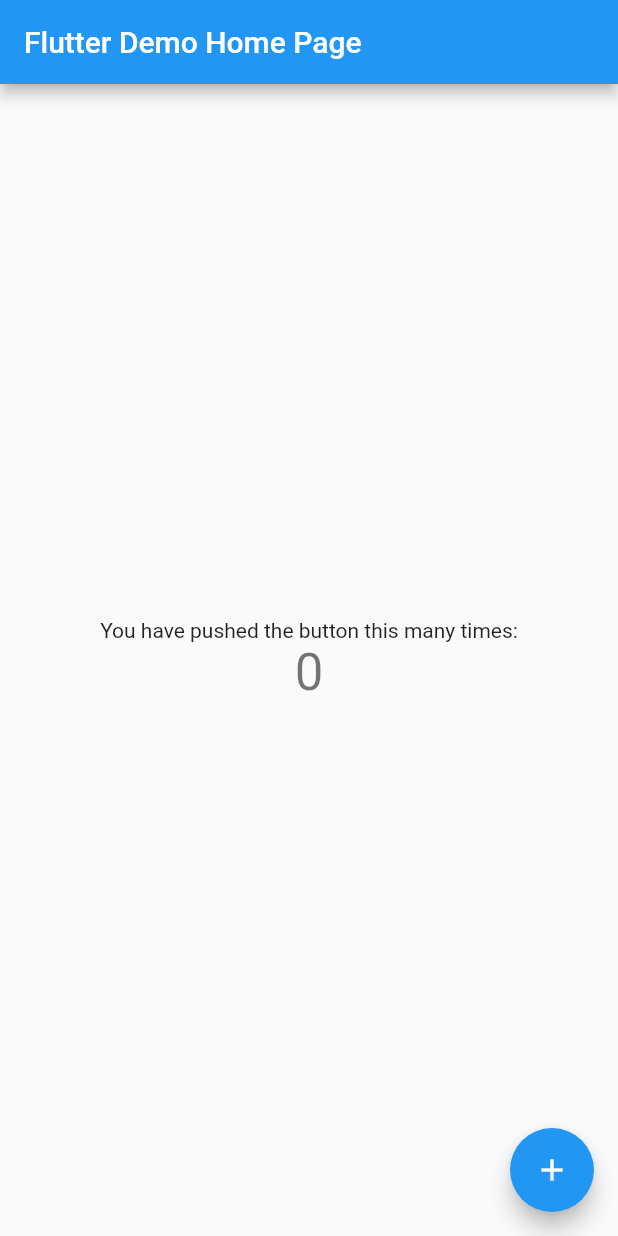
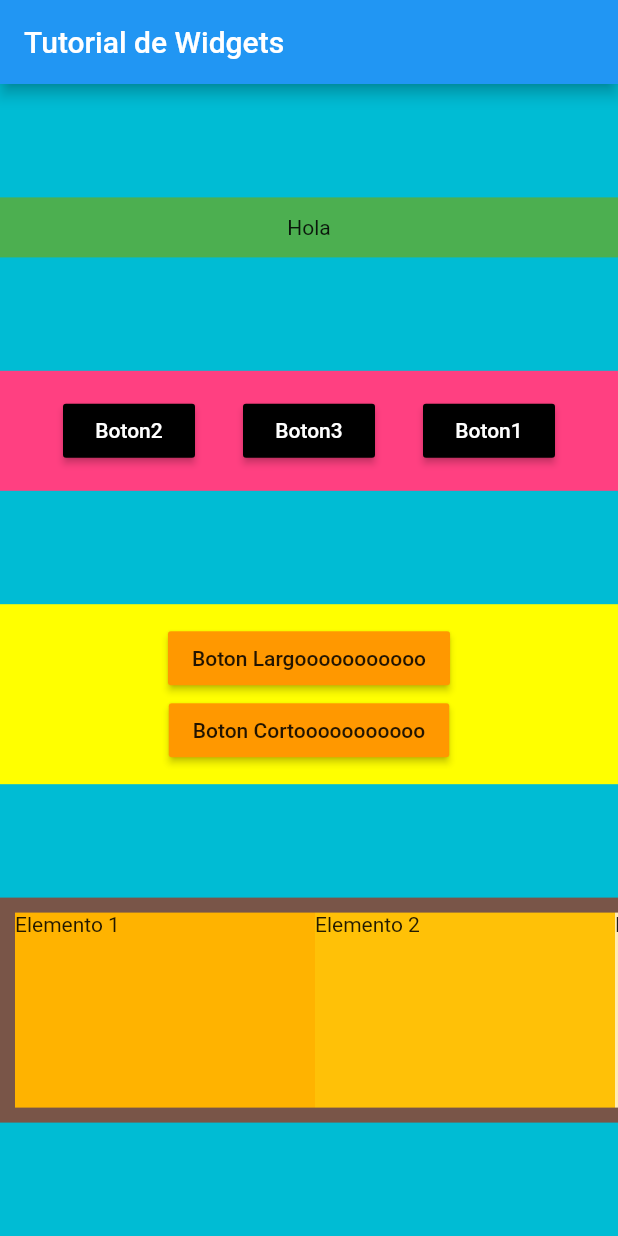
Before and after one commit to edgarpa12/widgets_basic, a Flutter app: the screen it shows after launch, on a phone screen of 412 x 824 dp. Run offline on Flutter 3.47's test engine with Material 2 defaults, Android fonts, the phone set to English and light mode, and no system bars.

Commit message:
First Widgets in StatelessWidget

```diff
--- /dev/null
+++ b/lib/Pages/HomePage/home_page.dart
@@ -0,0 +1,113 @@
+import 'package:flutter/material.dart';
+
+class HomePage extends StatelessWidget {
+  void presionar() {
+    print("Presione el boton");
+  }
+
+  @override
+  Widget build(BuildContext context) {
+    return Scaffold(
+      appBar: AppBar(
+        title: Text("Tutorial de Widgets"),
+      ),
+      body: Container(
+        height: double.infinity,
+        width: double.infinity,
+        color: Colors.cyan,
+        child: Column(
+          mainAxisAlignment: MainAxisAlignment.spaceEvenly,
+          children: <Widget>[
+            Container(
+              height: 40,
+              width: double.infinity,
+              alignment: Alignment.center,
+              color: Colors.green,
+              child: Text("Hola"),
+            ),
+            Container(
+              height: 80,
+              width: double.infinity,
+              color: Colors.pinkAccent,
+              padding: const EdgeInsets.all(10),
+              child: Row(
+                mainAxisAlignment: MainAxisAlignment.spaceEvenly,
+                children: <Widget>[
+                  RaisedButton(
+                    color: Colors.black,
+                    textColor: Colors.white,
+                    child: Text("Boton2"),
+                    onPressed: presionar,
+                  ),
+                  RaisedButton(
+                    color: Colors.black,
+                    textColor: Colors.white,
+                    child: Text("Boton3"),
+                    onPressed: presionar,
+                  ),
+                  RaisedButton(
+                    color: Colors.black,
+                    textColor: Colors.white,
+                    child: Text("Boton1"),
+                    onPressed: presionar,
+                  ),
+                ],
+              ),
+            ),
+            Container(
+              height: 120,
+              padding: EdgeInsets.all(10),
+              width: double.infinity,
+              color: Colors.yellowAccent,
+              child: Wrap(
+                alignment: WrapAlignment.center,
+                runAlignment: WrapAlignment.center,
+                spacing: 30,
+                children: <Widget>[
+                  RaisedButton(
+                    color: Colors.orange,
+                    child: Text("Boton Largooooooooooo"),
+                    onPressed: presionar,
+                  ),
+                  RaisedButton(
+                    color: Colors.orange,
+                    child: Text("Boton Cortooooooooooo"),
+                    onPressed: presionar,
+                  ),
+                ],
+              ),
+            ),
+            Container(
+              height: 150,
+              color: Colors.brown,
+              child: ListView(
+                padding: const EdgeInsets.all(10),
+                scrollDirection: Axis.horizontal,
+                children: <Widget>[
+                  Container(
+                    height: 50,
+                    width: 200,
+                    color: Colors.amber[600],
+                    child: Text('Elemento 1'),
+                  ),
+                  Container(
+                    height: 50,
+                    width: 200,
+                    color: Colors.amber[500],
+                    child: Text('Elemento 2'),
+                  ),
+                  Container(
+                    height: 50,
+                    width: 200,
+                    color: Colors.amber[100],
+                    child: Text('Elemento 3'),
+                  ),
+                ],
+              ),
+            ),
+          ],
+        ),
+      ),
+    );
+  }
+}
--- a/lib/main.dart
+++ b/lib/main.dart
@@ -1,4 +1,5 @@
 import 'package:flutter/material.dart';
+import './Pages/HomePage/home_page.dart';
 
 void main() {
   runApp(MyApp());
@@ -9,109 +10,13 @@ class MyApp extends StatelessWidget {
   @override
   Widget build(BuildContext context) {
     return MaterialApp(
-      title: 'Flutter Demo',
+      title: 'Tutorial de Widgets',
+      debugShowCheckedModeBanner: false,
       theme: ThemeData(
-        // This is the theme of your application.
-        //
-        // Try running your application with "flutter run". You'll see the
-        // application has a blue toolbar. Then, without quitting the app, try
-        // changing the primarySwatch below to Colors.green and then invoke
-        // "hot reload" (press "r" in the console where you ran "flutter run",
-        // or simply save your changes to "hot reload" in a Flutter IDE).
-        // Notice that the counter didn't reset back to zero; the application
-        // is not restarted.
         primarySwatch: Colors.blue,
-        // This makes the visual density adapt to the platform that you run
-        // the app on. For desktop platforms, the controls will be smaller and
-        // closer together (more dense) than on mobile platforms.
         visualDensity: VisualDensity.adaptivePlatformDensity,
       ),
-      home: MyHomePage(title: 'Flutter Demo Home Page'),
+      home: HomePage(),
     );
   }
 }
-
-class MyHomePage extends StatefulWidget {
-  MyHomePage({Key key, this.title}) : super(key: key);
-
-  // This widget is the home page of your application. It is stateful, meaning
-  // that it has a State object (defined below) that contains fields that affect
-  // how it looks.
-
-  // This class is the configuration for the state. It holds the values (in this
-  // case the title) provided by the parent (in this case the App widget) and
-  // used by the build method of the State. Fields in a Widget subclass are
-  // always marked "final".
-
-  final String title;
-
-  @override
-  _MyHomePageState createState() => _MyHomePageState();
-}
-
-class _MyHomePageState extends State<MyHomePage> {
-  int _counter = 0;
-
-  void _incrementCounter() {
-    setState(() {
-      // This call to setState tells the Flutter framework that something has
-      // changed in this State, which causes it to rerun the build method below
-      // so that the display can reflect the updated values. If we changed
-      // _counter without calling setState(), then the build method would not be
-      // called again, and so nothing would appear to happen.
-      _counter++;
-    });
-  }
-
-  @override
-  Widget build(BuildContext context) {
-    // This method is rerun every time setState is called, for instance as done
-    // by the _incrementCounter method above.
-    //
-    // The Flutter framework has been optimized to make rerunning build methods
-    // fast, so that you can just rebuild anything that needs updating rather
-    // than having to individually change instances of widgets.
-    return Scaffold(
-      appBar: AppBar(
-        // Here we take the value from the MyHomePage object that was created by
-        // the App.build method, and use it to set our appbar title.
-        title: Text(widget.title),
-      ),
-      body: Center(
-        // Center is a layout widget. It takes a single child and positions it
-        // in the middle of the parent.
-        child: Column(
-          // Column is also a layout widget. It takes a list of children and
-          // arranges them vertically. By default, it sizes itself to fit its
-          // children horizontally, and tries to be as tall as its parent.
-          //
-          // Invoke "debug painting" (press "p" in the console, choose the
-          // "Toggle Debug Paint" action from the Flutter Inspector in Android
-          // Studio, or the "Toggle Debug Paint" command in Visual Studio Code)
-          // to see the wireframe for each widget.
-          //
-          // Column has various properties to control how it sizes itself and
-          // how it positions its children. Here we use mainAxisAlignment to
-          // center the children vertically; the main axis here is the vertical
-          // axis because Columns are vertical (the cross axis would be
-          // horizontal).
-          mainAxisAlignment: MainAxisAlignment.center,
-          children: <Widget>[
-            Text(
-              'You have pushed the button this many times:',
-            ),
-            Text(
-              '$_counter',
-              style: Theme.of(context).textTheme.headline4,
-            ),
-          ],
-        ),
-      ),
-      floatingActionButton: FloatingActionButton(
-        onPressed: _incrementCounter,
-        tooltip: 'Increment',
-        child: Icon(Icons.add),
-      ), // This trailing comma makes auto-formatting nicer for build methods.
-    );
-  }
-}
```
